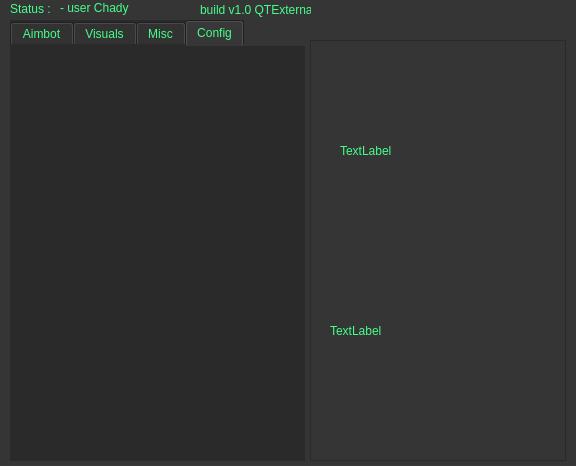
The window that widget.ui (skajuks/QTExternal) describes before a commit, drawn with Qt 5.
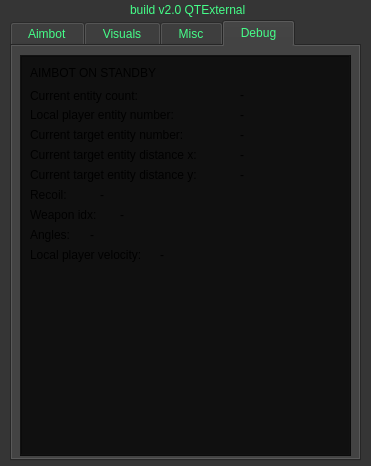
The same window after the commit. The open tabs and pages were chosen to show the change.

Commit message: cheat all working, added jumping scout feature while holding down V key [ will make it changeable ]

```diff
--- a/widget.ui
+++ b/widget.ui
@@ -6,7 +6,7 @@
    <rect>
     <x>0</x>
     <y>0</y>
-    <width>576</width>
+    <width>371</width>
     <height>466</height>
    </rect>
   </property>
@@ -323,48 +323,17 @@
   <property name="windowOpacity">
    <double>1.000000000000000</double>
   </property>
-  <property name="styleSheet">
-   <string notr="true">background-color: rgba(53, 53, 53, 255);
-color: rgb(69, 255, 137);
-</string>
-  </property>
   <widget class="QLabel" name="cheatname">
    <property name="geometry">
     <rect>
-     <x>200</x>
+     <x>130</x>
      <y>0</y>
-     <width>111</width>
+     <width>131</width>
      <height>20</height>
     </rect>
    </property>
    <property name="text">
-    <string>build v1.0 QTExternal</string>
-   </property>
-  </widget>
-  <widget class="QLabel" name="label">
-   <property name="geometry">
-    <rect>
-     <x>10</x>
-     <y>2</y>
-     <width>47</width>
-     <height>13</height>
-    </rect>
-   </property>
-   <property name="text">
-    <string>Status :</string>
-   </property>
-  </widget>
-  <widget class="QLabel" name="cheat_status">
-   <property name="geometry">
-    <rect>
-     <x>60</x>
-     <y>0</y>
-     <width>81</width>
-     <height>16</height>
-    </rect>
-   </property>
-   <property name="text">
-    <string>- user Chady</string>
+    <string>build v2.0 QTExternal</string>
    </property>
   </widget>
   <widget class="QTabWidget" name="tabWidget">
@@ -372,17 +341,10 @@
     <rect>
      <x>10</x>
      <y>20</y>
-     <width>295</width>
+     <width>351</width>
      <height>441</height>
     </rect>
    </property>
-   <property name="styleSheet">
-    <string notr="true">background-color: rgb(42, 42, 42);
-selection-background-color: rgb(30, 30, 30);
-selection-color: rgb(29, 29, 29);
-border-color: rgb(24, 24, 24);
-alternate-background-color: rgb(38, 38, 38);</string>
-   </property>
    <property name="tabShape">
     <enum>QTabWidget::Rounded</enum>
    </property>
@@ -391,7 +353,7 @@
    </property>
    <widget class="QWidget" name="Aimbot">
     <attribute name="title">
-     <string>Aimbot</string>
+     <string>  Aimbot  </string>
     </attribute>
     <widget class="QGroupBox" name="AimbotBox">
      <property name="enabled">
@@ -713,7 +675,7 @@
    </widget>
    <widget class="QWidget" name="Visuals">
     <attribute name="title">
-     <string>Visuals</string>
+     <string>  Visuals  </string>
     </attribute>
     <widget class="QGroupBox" name="VisualBox">
      <property name="geometry">
@@ -1142,7 +1104,7 @@
    </widget>
    <widget class="QWidget" name="Misc">
     <attribute name="title">
-     <string>Misc</string>
+     <string>  Misc  </string>
     </attribute>
     <widget class="QGroupBox" name="MiscBox">
      <property name="geometry">
@@ -1443,46 +1405,276 @@
    </widget>
    <widget class="QWidget" name="Config">
     <attribute name="title">
-     <string>Config</string>
+     <string>  Debug  </string>
     </attribute>
+    <widget class="QFrame" name="frame">
+     <property name="geometry">
+      <rect>
+       <x>8</x>
+       <y>9</y>
+       <width>331</width>
+       <height>401</height>
+      </rect>
+     </property>
+     <property name="styleSheet">
+      <string notr="true">background-color: rgb(16, 16, 16);</string>
+     </property>
+     <property name="frameShape">
+      <enum>QFrame::Box</enum>
+     </property>
+     <property name="frameShadow">
+      <enum>QFrame::Raised</enum>
+     </property>
+     <widget class="QLabel" name="curr_ent_cnt">
+      <property name="geometry">
+       <rect>
+        <x>10</x>
+        <y>33</y>
+        <width>141</width>
+        <height>16</height>
+       </rect>
+      </property>
+      <property name="text">
+       <string>Current entity count:</string>
+      </property>
+     </widget>
+     <widget class="QLabel" name="curr_ent_cnt_2">
+      <property name="geometry">
+       <rect>
+        <x>10</x>
+        <y>52</y>
+        <width>181</width>
+        <height>16</height>
+       </rect>
+      </property>
+      <property name="text">
+       <string>Local player entity number:</string>
+      </property>
+     </widget>
+     <widget class="QLabel" name="curr_ent_cnt_val">
+      <property name="geometry">
+       <rect>
+        <x>220</x>
+        <y>30</y>
+        <width>91</width>
+        <height>20</height>
+       </rect>
+      </property>
+      <property name="text">
+       <string>-</string>
+      </property>
+     </widget>
+     <widget class="QLabel" name="loc_p_ent_num">
+      <property name="geometry">
+       <rect>
+        <x>220</x>
+        <y>50</y>
+        <width>91</width>
+        <height>20</height>
+       </rect>
+      </property>
+      <property name="text">
+       <string>-</string>
+      </property>
+     </widget>
+     <widget class="QLabel" name="curr_ent_cnt_3">
+      <property name="geometry">
+       <rect>
+        <x>10</x>
+        <y>72</y>
+        <width>181</width>
+        <height>16</height>
+       </rect>
+      </property>
+      <property name="text">
+       <string>Current target entity number:</string>
+      </property>
+     </widget>
+     <widget class="QLabel" name="curr_tgt">
+      <property name="geometry">
+       <rect>
+        <x>220</x>
+        <y>70</y>
+        <width>91</width>
+        <height>20</height>
+       </rect>
+      </property>
+      <property name="text">
+       <string>-</string>
+      </property>
+     </widget>
+     <widget class="QLabel" name="curr_ent_cnt_4">
+      <property name="geometry">
+       <rect>
+        <x>10</x>
+        <y>92</y>
+        <width>191</width>
+        <height>16</height>
+       </rect>
+      </property>
+      <property name="text">
+       <string>Current target entity distance x:</string>
+      </property>
+     </widget>
+     <widget class="QLabel" name="curr_ent_cnt_5">
+      <property name="geometry">
+       <rect>
+        <x>10</x>
+        <y>112</y>
+        <width>191</width>
+        <height>16</height>
+       </rect>
+      </property>
+      <property name="text">
+       <string>Current target entity distance y:</string>
+      </property>
+     </widget>
+     <widget class="QLabel" name="dist_x">
+      <property name="geometry">
+       <rect>
+        <x>220</x>
+        <y>90</y>
+        <width>91</width>
+        <height>20</height>
+       </rect>
+      </property>
+      <property name="text">
+       <string>-</string>
+      </property>
+     </widget>
+     <widget class="QLabel" name="dist_y">
+      <property name="geometry">
+       <rect>
+        <x>220</x>
+        <y>110</y>
+        <width>91</width>
+        <height>20</height>
+       </rect>
+      </property>
+      <property name="text">
+       <string>-</string>
+      </property>
+     </widget>
+     <widget class="QLabel" name="aimbot_state_ui">
+      <property name="geometry">
+       <rect>
+        <x>10</x>
+        <y>10</y>
+        <width>141</width>
+        <height>16</height>
+       </rect>
+      </property>
+      <property name="text">
+       <string>AIMBOT ON STANDBY</string>
+      </property>
+     </widget>
+     <widget class="QLabel" name="curr_ent_cnt_6">
+      <property name="geometry">
+       <rect>
+        <x>10</x>
+        <y>132</y>
+        <width>51</width>
+        <height>16</height>
+       </rect>
+      </property>
+      <property name="text">
+       <string>Recoil:</string>
+      </property>
+     </widget>
+     <widget class="QLabel" name="ent_recoil">
+      <property name="geometry">
+       <rect>
+        <x>80</x>
+        <y>130</y>
+        <width>241</width>
+        <height>20</height>
+       </rect>
+      </property>
+      <property name="text">
+       <string>-</string>
+      </property>
+     </widget>
+     <widget class="QLabel" name="curr_ent_cnt_7">
+      <property name="geometry">
+       <rect>
+        <x>10</x>
+        <y>152</y>
+        <width>81</width>
+        <height>16</height>
+       </rect>
+      </property>
+      <property name="text">
+       <string>Weapon idx:</string>
+      </property>
+     </widget>
+     <widget class="QLabel" name="ent_weapon">
+      <property name="geometry">
+       <rect>
+        <x>100</x>
+        <y>150</y>
+        <width>221</width>
+        <height>20</height>
+       </rect>
+      </property>
+      <property name="text">
+       <string>-</string>
+      </property>
+     </widget>
+     <widget class="QLabel" name="curr_ent_cnt_8">
+      <property name="geometry">
+       <rect>
+        <x>10</x>
+        <y>172</y>
+        <width>51</width>
+        <height>16</height>
+       </rect>
+      </property>
+      <property name="text">
+       <string>Angles:</string>
+      </property>
+     </widget>
+     <widget class="QLabel" name="ent_angles">
+      <property name="geometry">
+       <rect>
+        <x>70</x>
+        <y>170</y>
+        <width>251</width>
+        <height>20</height>
+       </rect>
+      </property>
+      <property name="text">
+       <string>-</string>
+      </property>
+     </widget>
+     <widget class="QLabel" name="curr_ent_cnt_9">
+      <property name="geometry">
+       <rect>
+        <x>10</x>
+        <y>192</y>
+        <width>121</width>
+        <height>16</height>
+       </rect>
+      </property>
+      <property name="text">
+       <string>Local player velocity:</string>
+      </property>
+     </widget>
+     <widget class="QLabel" name="loc_player_vel">
+      <property name="geometry">
+       <rect>
+        <x>140</x>
+        <y>190</y>
+        <width>91</width>
+        <height>20</height>
+       </rect>
+      </property>
+      <property name="text">
+       <string>-</string>
+      </property>
+     </widget>
+    </widget>
    </widget>
   </widget>
-  <widget class="QTableWidget" name="tableWidget">
-   <property name="geometry">
-    <rect>
-     <x>310</x>
-     <y>40</y>
-     <width>256</width>
-     <height>421</height>
-    </rect>
-   </property>
-  </widget>
-  <widget class="QLabel" name="TEST">
-   <property name="geometry">
-    <rect>
-     <x>340</x>
-     <y>70</y>
-     <width>141</width>
-     <height>161</height>
-    </rect>
-   </property>
-   <property name="text">
-    <string>TextLabel</string>
-   </property>
-  </widget>
-  <widget class="QLabel" name="CURRENT_ENT">
-   <property name="geometry">
-    <rect>
-     <x>330</x>
-     <y>250</y>
-     <width>141</width>
-     <height>161</height>
-    </rect>
-   </property>
-   <property name="text">
-    <string>TextLabel</string>
-   </property>
-  </widget>
  </widget>
  <resources/>
  <connections/>
```
Left out of the diff: 231 changed lines with no effect on the pictures. The commit also changes 12 other files.
